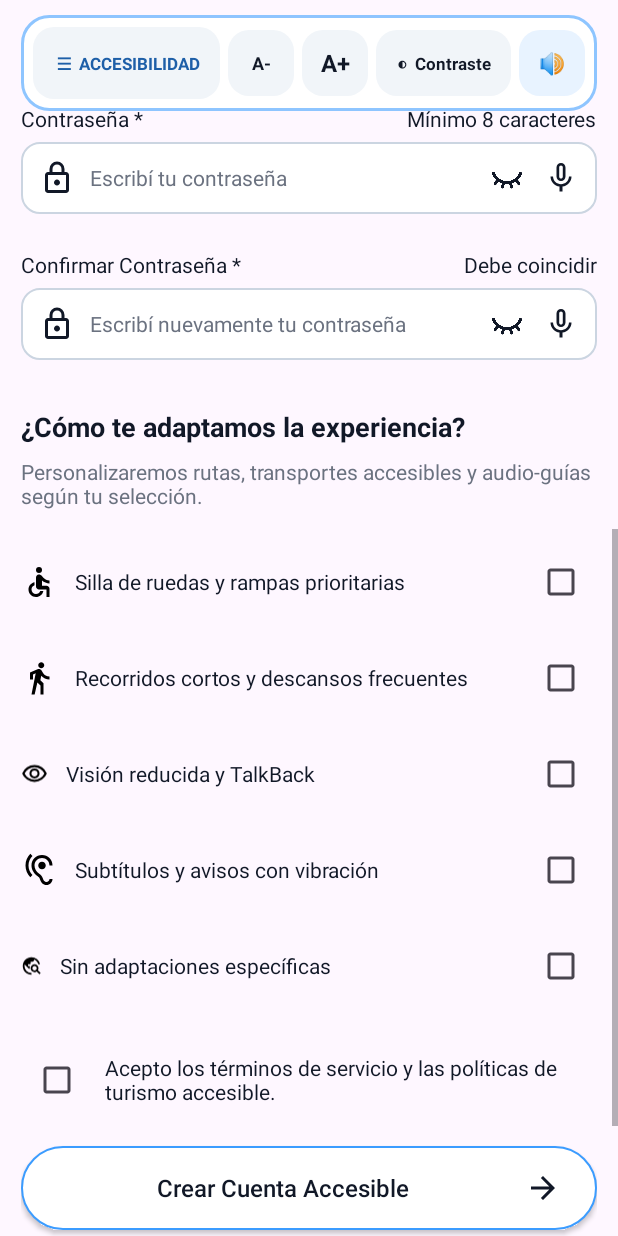
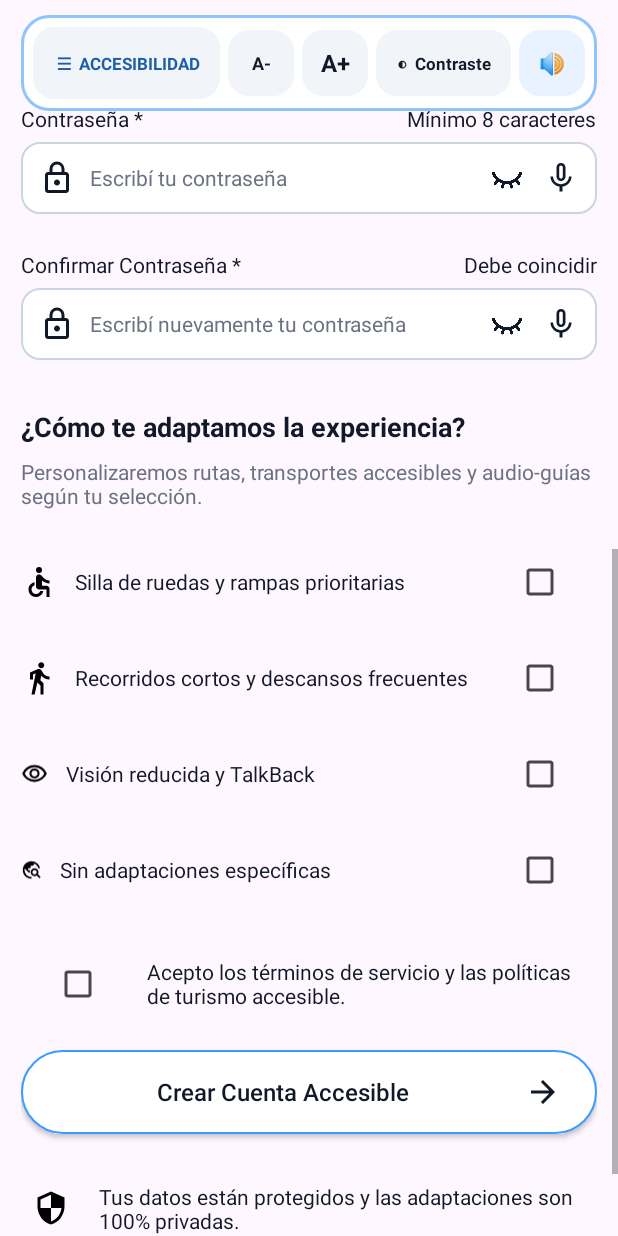
Before and after one commit to AbrildelaIglesia/ViajApp---MadStack, an Android app: the RegistroActivity screen opened directly, with no data from a screen before it, scrolled down 524 dp, on a phone screen of 412 x 824 dp. Run offline under Robolectric (Android 15) with nearby library versions, the phone set to English and light mode, and no system bars; our stand-ins replace Firebase (no records; nobody signed in at launch, a user with empty details on screens opened directly).

Commit message:
Agregué detalles de error en pantalla registro

```diff
--- a/app/src/main/java/com/example/viajapp_madstack/RegistroActivity.java
+++ b/app/src/main/java/com/example/viajapp_madstack/RegistroActivity.java
@@ -62,8 +62,11 @@ public class RegistroActivity extends AppCompatActivity {
 
     // CASILLAS DE ACCESIBILIDAD Y TÉRMINOS
     private CheckBox cbSillaRuedas, cbRecorridosCortos,
-            cbVisionReducida, cbSubtitulos,
+            cbVisionReducida,
             cbSinAdaptaciones, cbTerminos;
+
+    // MENSAJES VISIBLES DE VALIDACIÓN DE CASILLAS
+    private TextView txtErrorAccesibilidad, txtErrorTerminos;
 
     private AppCompatButton btnCrearCuenta;
 
@@ -140,9 +143,11 @@ public class RegistroActivity extends AppCompatActivity {
         cbSillaRuedas = findViewById(R.id.cbSillaRuedas);
         cbRecorridosCortos = findViewById(R.id.cbRecorridosCortos);
         cbVisionReducida = findViewById(R.id.cbVisionReducida);
-        cbSubtitulos = findViewById(R.id.cbSubtitulos);
         cbSinAdaptaciones = findViewById(R.id.cbSinAdaptaciones);
         cbTerminos = findViewById(R.id.cbTerminos);
+
+        txtErrorAccesibilidad = findViewById(R.id.txtErrorAccesibilidad);
+        txtErrorTerminos = findViewById(R.id.txtErrorTerminos);
 
         btnCrearCuenta = findViewById(R.id.btnCrearCuenta);
 
@@ -713,6 +718,9 @@ public class RegistroActivity extends AppCompatActivity {
 
             if (modoContraste == 0) {
                 texto.setTextColor(original);
+            } else if (texto.getId() == R.id.txtErrorAccesibilidad
+                    || texto.getId() == R.id.txtErrorTerminos) {
+                texto.setTextColor(Color.parseColor("#D32F2F"));
             } else if (texto.getId() == R.id.txtIniciarSesion) {
                 texto.setTextColor(
                         Color.parseColor(
@@ -755,7 +763,6 @@ public class RegistroActivity extends AppCompatActivity {
                 cbSillaRuedas,
                 cbRecorridosCortos,
                 cbVisionReducida,
-                cbSubtitulos,
                 cbSinAdaptaciones,
                 cbTerminos
         };
@@ -1165,14 +1172,17 @@ public class RegistroActivity extends AppCompatActivity {
 
     private boolean validarAccesibilidad() {
 
-        if (!cbSillaRuedas.isChecked()
-                && !cbRecorridosCortos.isChecked()
-                && !cbVisionReducida.isChecked()
-                && !cbSubtitulos.isChecked()
-                && !cbSinAdaptaciones.isChecked()) {
+        boolean seleccionada = cbSillaRuedas.isChecked()
+                || cbRecorridosCortos.isChecked()
+                || cbVisionReducida.isChecked()
+                || cbSinAdaptaciones.isChecked();
 
-            cbSillaRuedas.setError("Seleccioná al menos una opción de accesibilidad");
+        txtErrorAccesibilidad.setVisibility(seleccionada ? View.GONE : View.VISIBLE);
+
+        if (!seleccionada) {
             cbSillaRuedas.requestFocus();
+            txtErrorAccesibilidad.announceForAccessibility(
+                    "Seleccioná al menos una opción de accesibilidad");
             return false;
         }
 
@@ -1186,16 +1196,18 @@ public class RegistroActivity extends AppCompatActivity {
 
     private boolean validarTerminos() {
 
-        if (!cbTerminos.isChecked()) {
-            cbTerminos.setError("Debe aceptar los términos y condiciones");
+        boolean aceptados = cbTerminos.isChecked();
+        txtErrorTerminos.setVisibility(aceptados ? View.GONE : View.VISIBLE);
+
+        if (!aceptados) {
             cbTerminos.requestFocus();
-
+            txtErrorTerminos.announceForAccessibility(
+                    "Debés aceptar los términos y condiciones");
             Toast.makeText(
                     this,
                     "Debe aceptar los términos y condiciones",
                     Toast.LENGTH_LONG
             ).show();
-
             return false;
         }
 
@@ -1215,8 +1227,8 @@ public class RegistroActivity extends AppCompatActivity {
                         cbSillaRuedas.setChecked(false);
                         cbRecorridosCortos.setChecked(false);
                         cbVisionReducida.setChecked(false);
-                        cbSubtitulos.setChecked(false);
                         cbSillaRuedas.setError(null);
+                        txtErrorAccesibilidad.setVisibility(View.GONE);
                     }
                 }
         );
@@ -1226,13 +1238,20 @@ public class RegistroActivity extends AppCompatActivity {
                     if (isChecked) {
                         cbSinAdaptaciones.setChecked(false);
                         cbSillaRuedas.setError(null);
+                        txtErrorAccesibilidad.setVisibility(View.GONE);
                     }
                 };
 
         cbSillaRuedas.setOnCheckedChangeListener(listener);
         cbRecorridosCortos.setOnCheckedChangeListener(listener);
         cbVisionReducida.setOnCheckedChangeListener(listener);
-        cbSubtitulos.setOnCheckedChangeListener(listener);
+
+        cbTerminos.setOnCheckedChangeListener((buttonView, isChecked) -> {
+            if (isChecked) {
+                txtErrorTerminos.setVisibility(View.GONE);
+                cbTerminos.setError(null);
+            }
+        });
     }
 
     // ===================================================
@@ -1313,7 +1332,7 @@ public class RegistroActivity extends AppCompatActivity {
         accesibilidad.put("sillaRuedas", cbSillaRuedas.isChecked());
         accesibilidad.put("recorridosCortos", cbRecorridosCortos.isChecked());
         accesibilidad.put("visionReducida", cbVisionReducida.isChecked());
-        accesibilidad.put("subtitulos", cbSubtitulos.isChecked());
+
 
         datosUsuario.put("accesibilidad", accesibilidad);
         datosUsuario.put("fechaRegistro", FieldValue.serverTimestamp());
--- a/app/src/main/res/layout/activity_registro.xml
+++ b/app/src/main/res/layout/activity_registro.xml
@@ -515,7 +515,7 @@
 
                 <CheckBox
                     android:id="@+id/cbSillaRuedas"
-                    android:layout_width="wrap_content"
+                    android:layout_width="76dp"
                     android:layout_height="wrap_content"
                     android:contentDescription="Seleccionar silla de ruedas y rampas prioritarias"/>
 
@@ -546,7 +546,7 @@
 
                 <CheckBox
                     android:id="@+id/cbRecorridosCortos"
-                    android:layout_width="wrap_content"
+                    android:layout_width="76dp"
                     android:layout_height="wrap_content"
                     android:contentDescription="Seleccionar recorridos cortos y descansos frecuentes"/>
 
@@ -577,42 +577,13 @@
 
                 <CheckBox
                     android:id="@+id/cbVisionReducida"
-                    android:layout_width="wrap_content"
+                    android:layout_width="76dp"
                     android:layout_height="wrap_content"
                     android:contentDescription="Seleccionar visión reducida y TalkBack"/>
 
             </LinearLayout>
 
-            <!-- OPCIÓN SUBTÍTULOS Y AVISOS -->
-            <LinearLayout
-                android:layout_width="match_parent"
-                android:layout_height="wrap_content"
-                android:layout_marginTop="16dp"
-                android:orientation="horizontal"
-                android:gravity="center_vertical">
 
-                <ImageView
-                    android:layout_width="24dp"
-                    android:layout_height="24dp"
-                    android:src="@drawable/ic_hearing"
-                    android:importantForAccessibility="no" />
-
-                <TextView
-                    android:layout_width="0dp"
-                    android:layout_height="wrap_content"
-                    android:layout_weight="1"
-                    android:layout_marginStart="12dp"
-                    android:text="Subtítulos y avisos con vibración"
-                    android:textColor="#111827"
-                    android:textSize="14sp" />
-
-                <CheckBox
-                    android:id="@+id/cbSubtitulos"
-                    android:layout_width="wrap_content"
-                    android:layout_height="wrap_content"
-                    android:contentDescription="Seleccionar subtítulos y avisos con vibración"/>
-
-            </LinearLayout>
 
             <!-- OPCIÓN SIN ADAPTACIONES ESPECÍFICAS -->
             <LinearLayout
@@ -639,11 +610,23 @@
 
                 <CheckBox
                     android:id="@+id/cbSinAdaptaciones"
-                    android:layout_width="wrap_content"
+                    android:layout_width="76dp"
                     android:layout_height="wrap_content"
                     android:contentDescription="Seleccionar sin adaptaciones específicas"/>
 
             </LinearLayout>
+
+            <!-- MENSAJE DE ERROR DE ACCESIBILIDAD -->
+            <TextView
+                android:id="@+id/txtErrorAccesibilidad"
+                android:layout_width="match_parent"
+                android:layout_height="wrap_content"
+                android:layout_marginTop="8dp"
+                android:text="⚠ Seleccioná al menos una opción de accesibilidad"
+                android:textColor="#D32F2F"
+                android:textSize="13sp"
+                android:visibility="gone"
+                android:accessibilityLiveRegion="polite" />
 
             <!-- ACEPTACIÓN DE TÉRMINOS -->
             <LinearLayout
@@ -655,7 +638,7 @@
 
                 <CheckBox
                     android:id="@+id/cbTerminos"
-                    android:layout_width="wrap_content"
+                    android:layout_width="76dp"
                     android:layout_height="wrap_content"
                     android:contentDescription="Aceptar términos y condiciones"/>
 
@@ -670,6 +653,18 @@
 
             </LinearLayout>
 
+
+            <!-- MENSAJE DE ERROR DE TÉRMINOS -->
+            <TextView
+                android:id="@+id/txtErrorTerminos"
+                android:layout_width="match_parent"
+                android:layout_height="wrap_content"
+                android:layout_marginTop="8dp"
+                android:text="⚠ Debés aceptar los términos y condiciones"
+                android:textColor="#D32F2F"
+                android:textSize="13sp"
+                android:visibility="gone"
+                android:accessibilityLiveRegion="polite" />
 
             <!-- BOTÓN CREAR CUENTA -->
             <androidx.appcompat.widget.AppCompatButton
```
Also changed, not shown: app/src/main/java/com/example/viajapp_madstack/MainActivity.java (line endings or trailing spaces).
